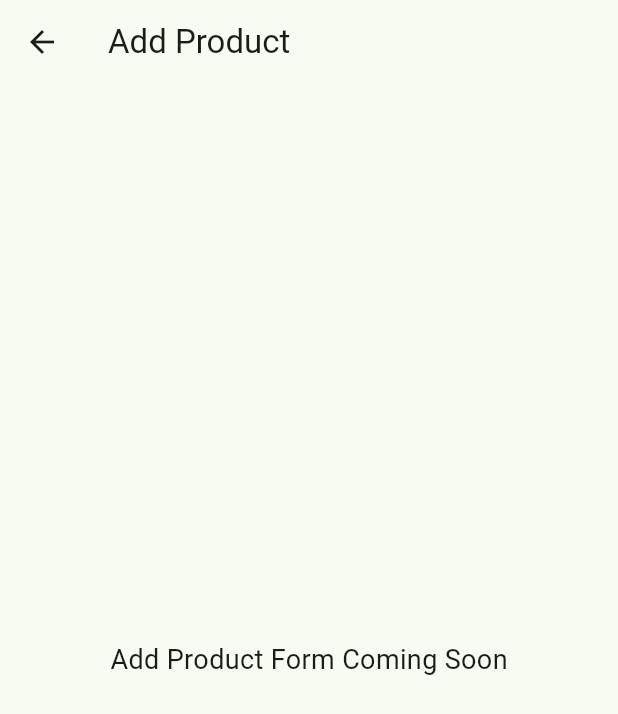
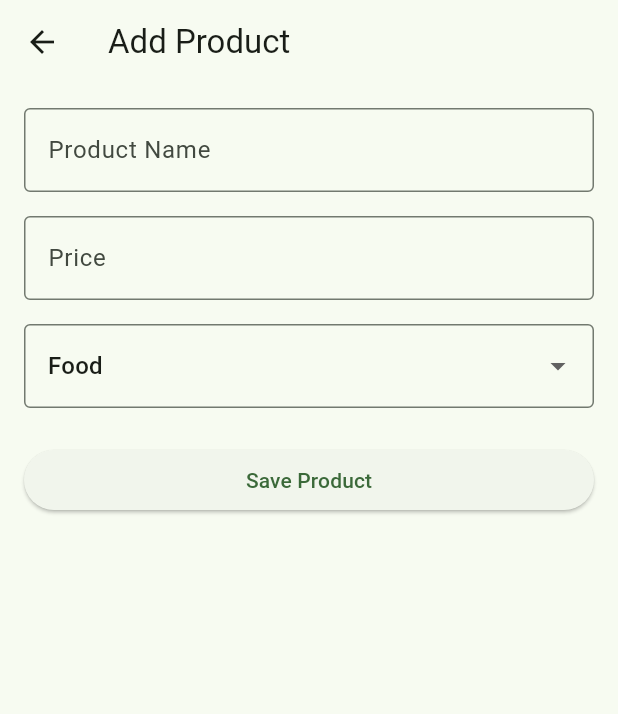
Before and after one commit to elrider-stack/pricebook, a Flutter app: the AddProductScreen screen opened directly, on a phone screen of 412 x 824 dp. Shown: the top 714 px of the screen. Run offline on Flutter 3.47's test engine with Material 3 defaults, Android fonts, the phone set to English and light mode, and no system bars; our stand-ins replace sqflite; accounts and stored records are empty.

Commit message:
Create product entry form

```diff
--- a/lib/screens/add_product_screen.dart
+++ b/lib/screens/add_product_screen.dart
@@ -1,19 +1,68 @@
 import 'package:flutter/material.dart';
 
-class AddProductScreen extends StatelessWidget {
+class AddProductScreen extends StatefulWidget {
   const AddProductScreen({super.key});
+
+  @override
+  State<AddProductScreen> createState() => _AddProductScreenState();
+}
+
+class _AddProductScreenState extends State<AddProductScreen> {
+  final _nameController = TextEditingController();
+  final _priceController = TextEditingController();
+
+  String _category = 'Food';
 
   @override
   Widget build(BuildContext context) {
     return Scaffold(
       appBar: AppBar(title: const Text('Add Product')),
-      body: const Padding(
-        padding: EdgeInsets.all(16),
-        child: Center(
-          child: Text(
-            'Add Product Form Coming Soon',
-            style: TextStyle(fontSize: 18),
-          ),
+      body: Padding(
+        padding: const EdgeInsets.all(16),
+        child: Column(
+          children: [
+            TextField(
+              controller: _nameController,
+              decoration: const InputDecoration(
+                labelText: 'Product Name',
+                border: OutlineInputBorder(),
+              ),
+            ),
+            const SizedBox(height: 16),
+            TextField(
+              controller: _priceController,
+              keyboardType: const TextInputType.numberWithOptions(
+                decimal: true,
+              ),
+              decoration: const InputDecoration(
+                labelText: 'Price',
+                border: OutlineInputBorder(),
+              ),
+            ),
+            const SizedBox(height: 16),
+            DropdownButtonFormField<String>(
+              initialValue: _category,
+              decoration: const InputDecoration(border: OutlineInputBorder()),
+              items: const [
+                DropdownMenuItem(value: 'Food', child: Text('Food')),
+                DropdownMenuItem(value: 'Snacks', child: Text('Snacks')),
+                DropdownMenuItem(value: 'Drinks', child: Text('Drinks')),
+              ],
+              onChanged: (value) {
+                setState(() {
+                  _category = value!;
+                });
+              },
+            ),
+            const SizedBox(height: 24),
+            SizedBox(
+              width: double.infinity,
+              child: ElevatedButton(
+                onPressed: () {},
+                child: const Text('Save Product'),
+              ),
+            ),
+          ],
         ),
       ),
     );
```
